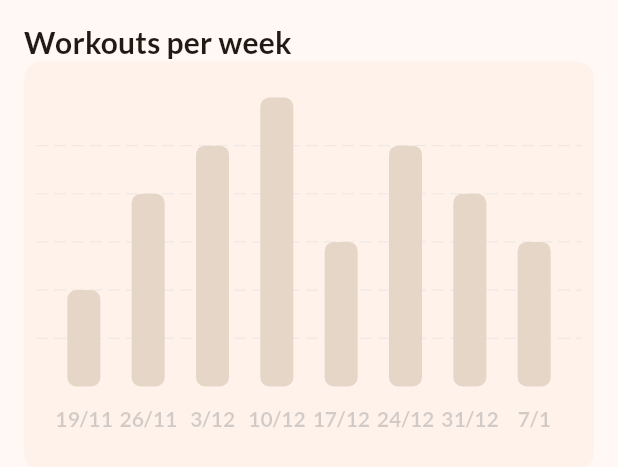
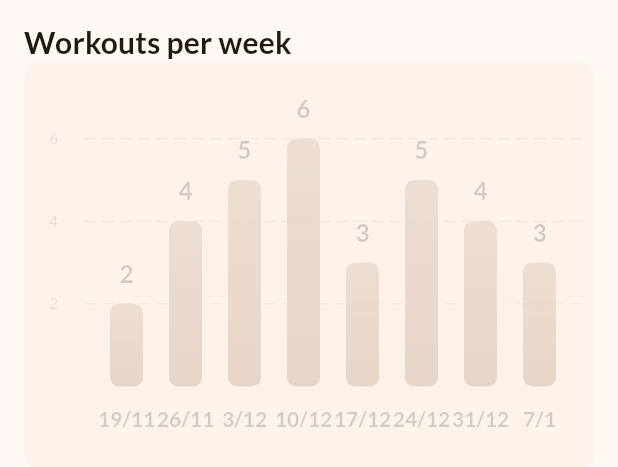
Before and after one commit to kit-g/heart-of-yours, a Flutter app: the WorkoutsAggregationChart widget shown alone on an empty page, opened directly, on a phone screen of 412 x 824 dp. Shown: the top 467 px of the screen. Run offline on Flutter 3.47's test engine with Material 3 defaults, Android fonts, the phone set to English and light mode, and no system bars; drawn by our look-alikes of fl_chart; our stand-ins replace cloud_firestore, firebase_auth, firebase_core, flutter_colorpicker, go_router, google_sign_in and 3 more; accounts and stored records are empty; generated files the repository leaves out were written again; statements that could not run were skipped.

Commit message:
chore: some cosmetic work around the chart

```diff
--- a/lib/presentation/routes/profile/charts.dart
+++ b/lib/presentation/routes/profile/charts.dart
@@ -14,7 +14,7 @@ class WorkoutsAggregationChart extends StatefulWidget {
   State<StatefulWidget> createState() => _WorkoutsAggregationChartState();
 }
 
-class _WorkoutsAggregationChartState extends State<WorkoutsAggregationChart> {
+class _WorkoutsAggregationChartState extends State<WorkoutsAggregationChart> with HasHaptic<WorkoutsAggregationChart> {
   final animDuration = const Duration(milliseconds: 250);
 
   final _pointedAtBar = ValueNotifier<int>(-1);
@@ -47,7 +47,6 @@ class _WorkoutsAggregationChartState extends State<WorkoutsAggregationChart> {
                   decoration: BoxDecoration(
                     borderRadius: const BorderRadius.all(Radius.circular(12)),
                     color: colorScheme.primaryContainer,
-
                   ),
                   child: Padding(
                     padding: const EdgeInsets.symmetric(horizontal: 8, vertical: 24),
@@ -57,22 +56,16 @@ class _WorkoutsAggregationChartState extends State<WorkoutsAggregationChart> {
                         return BarChart(
                           duration: animDuration,
                           BarChartData(
+                            maxY: widget.workouts.max.toDouble() + 1,
+                            minY: 0,
                             barTouchData: BarTouchData(
                               touchTooltipData: BarTouchTooltipData(
-                                getTooltipColor: (_) => colorScheme.onTertiary,
-                                tooltipHorizontalAlignment: FLHorizontalAlignment.right, // todo
-                                tooltipMargin: -6 * 20, // todo
+                                getTooltipColor: (_) => Colors.transparent,
+                                tooltipHorizontalAlignment: FLHorizontalAlignment.center,
+                                tooltipMargin: 0,
                                 getTooltipItem: _tooltip,
                               ),
-                              touchCallback: (FlTouchEvent event, barTouchResponse) {
-                                if (!event.isInterestedForInteractions || // todo
-                                    barTouchResponse == null ||
-                                    barTouchResponse.spot == null) {
-                                  _pointedAtBar.value = -1;
-                                  return;
-                                }
-                                _pointedAtBar.value = barTouchResponse.spot!.touchedBarGroupIndex;
-                              },
+                              touchCallback: _onTouch,
                             ),
                             titlesData: FlTitlesData(
                               show: true,
@@ -85,12 +78,19 @@ class _WorkoutsAggregationChartState extends State<WorkoutsAggregationChart> {
                               bottomTitles: AxisTitles(
                                 sideTitles: SideTitles(
                                   showTitles: true,
-                                  getTitlesWidget: _titles,
+                                  getTitlesWidget: _xTitles,
                                   reservedSize: 32,
                                 ),
                               ),
-                              leftTitles: const AxisTitles(
-                                sideTitles: SideTitles(showTitles: false),
+                              leftTitles: AxisTitles(
+                                sideTitles: SideTitles(
+                                  showTitles: true,
+                                  interval: 1.0,
+                                  reservedSize: 32,
+                                  minIncluded: false,
+                                  maxIncluded: true,
+                                  getTitlesWidget: _yTitles,
+                                ),
                               ),
                             ),
                             borderData: FlBorderData(show: false),
@@ -100,10 +100,13 @@ class _WorkoutsAggregationChartState extends State<WorkoutsAggregationChart> {
                                 return _bar(index, summary);
                               },
                             ).toList(),
-                            gridData: const FlGridData(
+                            gridData: FlGridData(
                               show: true,
                               drawHorizontalLine: true,
                               drawVerticalLine: false,
+                              checkToShowHorizontalLine: (v) {
+                                return v % 1 == 0;
+                              },
                             ),
                           ),
                         );
@@ -119,6 +122,15 @@ class _WorkoutsAggregationChartState extends State<WorkoutsAggregationChart> {
     );
   }
 
+  void _onTouch(FlTouchEvent event, BarTouchResponse? barTouchResponse) {
+    if (!event.isInterestedForInteractions || barTouchResponse == null || barTouchResponse.spot == null) {
+      _pointedAtBar.value = -1;
+      return;
+    }
+    buzz();
+    _pointedAtBar.value = barTouchResponse.spot!.touchedBarGroupIndex;
+  }
+
   BarTooltipItem? _tooltip(
     BarChartGroupData group,
     int groupIndex,
@@ -127,7 +139,7 @@ class _WorkoutsAggregationChartState extends State<WorkoutsAggregationChart> {
   ) {
     final summary = widget.workouts.toList()[group.x];
     return BarTooltipItem(
-      summary.workouts.map((each) => each.name).join('\n'),
+      summary.length.toString(),
       Theme.of(context).textTheme.titleMedium!,
     );
   }
@@ -136,21 +148,31 @@ class _WorkoutsAggregationChartState extends State<WorkoutsAggregationChart> {
     final isPointedAt = _pointedAtBar.value == index;
     final dy = summary.length.toDouble();
     final ThemeData(:colorScheme) = Theme.of(context);
+    final color = isPointedAt ? colorScheme.tertiary : colorScheme.primary;
+    final gradient = LinearGradient(
+      colors: [
+        color,
+        color.withValues(alpha: .7)
+      ],
+      end: Alignment.topCenter,
+      begin: Alignment.bottomCenter,
+    );
 
     return BarChartGroupData(
       x: index,
       barRods: [
         BarChartRodData(
-          toY: isPointedAt ? dy + 1 : dy,
-          color: isPointedAt ? colorScheme.tertiary : colorScheme.primary,
+          toY: isPointedAt ? dy + .1 : dy,
+          gradient: gradient,
           width: 22,
           borderRadius: const BorderRadius.all(Radius.circular(6)),
         ),
       ],
+      showingTooltipIndicators: [0],
     );
   }
 
-  Widget _titles(double value, TitleMeta meta) {
+  Widget _xTitles(double value, TitleMeta meta) {
     final summary = widget.workouts.toList()[value.toInt()];
     return SideTitleWidget(
       meta: meta,
@@ -161,4 +183,24 @@ class _WorkoutsAggregationChartState extends State<WorkoutsAggregationChart> {
       ),
     );
   }
+
+  Widget _yTitles(double value, TitleMeta meta) {
+    return SideTitleWidget(
+      meta: meta,
+      space: 12,
+      child: switch (value.toInt() % 2 == 0) {
+        false => const SizedBox.shrink(),
+        true => Align(
+            alignment: Alignment.centerLeft,
+            child: Padding(
+              padding: const EdgeInsets.symmetric(horizontal: 8.0),
+              child: Text(
+                value.toInt().toString(),
+                style: Theme.of(context).textTheme.labelSmall,
+              ),
+            ),
+          ),
+      },
+    );
+  }
 }
--- a/lib/presentation/routes/profile/page.dart
+++ b/lib/presentation/routes/profile/page.dart
@@ -54,9 +54,11 @@ class _ProfilePageState extends State<ProfilePage> with AfterLayoutMixin<Profile
                 Stack(
                   alignment: Alignment.center,
                   children: [
-                    WorkoutsAggregationChart(
-                      opacity: .2,
-                      workouts: WorkoutAggregation.dummy(),
+                    IgnorePointer(
+                      child: WorkoutsAggregationChart(
+                        opacity: .2,
+                        workouts: WorkoutAggregation.dummy(),
+                      ),
                     ),
                     Column(
                       children: [
--- a/shared/heart_models/lib/src/stats.dart
+++ b/shared/heart_models/lib/src/stats.dart
@@ -1,9 +1,9 @@
-import 'dart:math';
+import 'dart:math' as math;
 
 import 'misc.dart';
 import 'utils.dart';
 
-final _random = Random();
+final _random = math.Random();
 
 abstract interface class WorkoutSummary implements Model {
   String get id;
@@ -43,6 +43,8 @@ abstract interface class WorkoutAggregation with Iterable<WeekSummary> {
   factory WorkoutAggregation.dummy() = _WorkoutAggregation.dummy;
 
   factory WorkoutAggregation.empty() = _WorkoutAggregation.empty;
+
+  int get max;
 }
 
 class _WorkoutSummary implements WorkoutSummary {
@@ -187,6 +189,15 @@ class _WorkoutAggregation with Iterable<WeekSummary> implements WorkoutAggregati
       ..sort();
     return _WorkoutAggregation(weeks: weeks);
   }
+
+  @override
+  int get max {
+    try {
+      return map((summary) => summary.length).reduce(math.max);
+    } on StateError {
+      return 0;
+    }
+  }
 }
 
 extension on DateTime {
```
